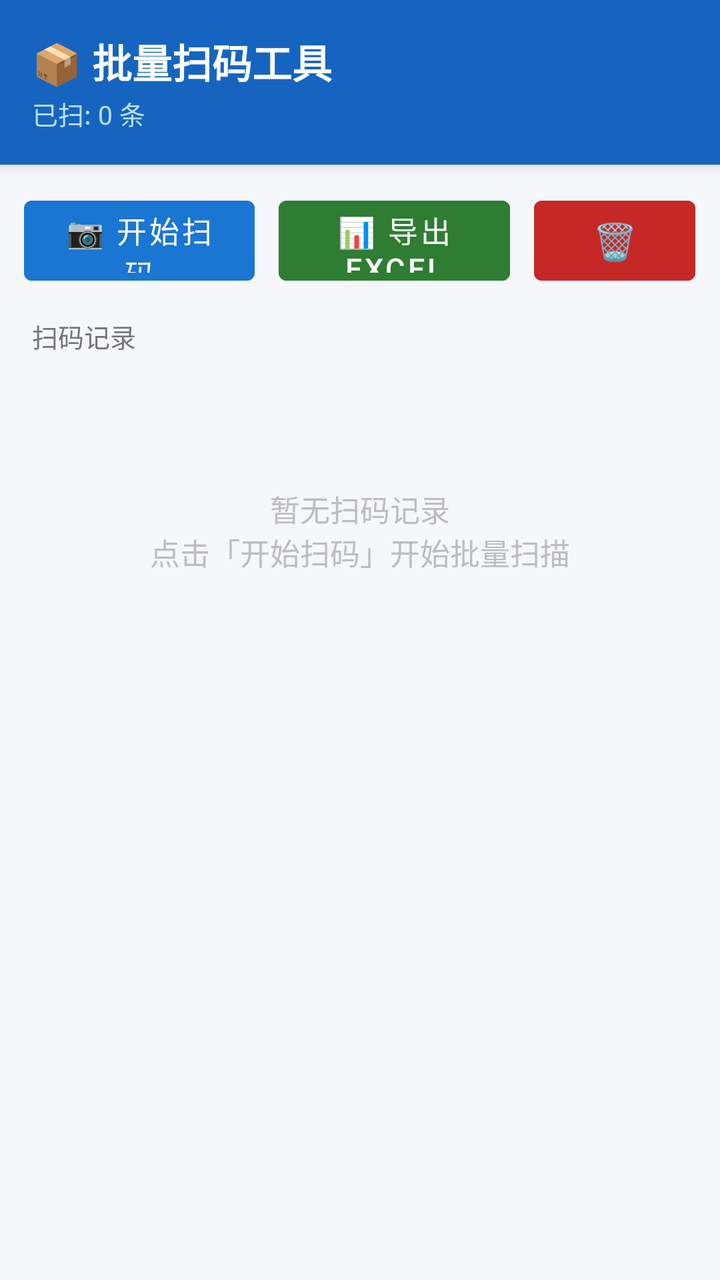
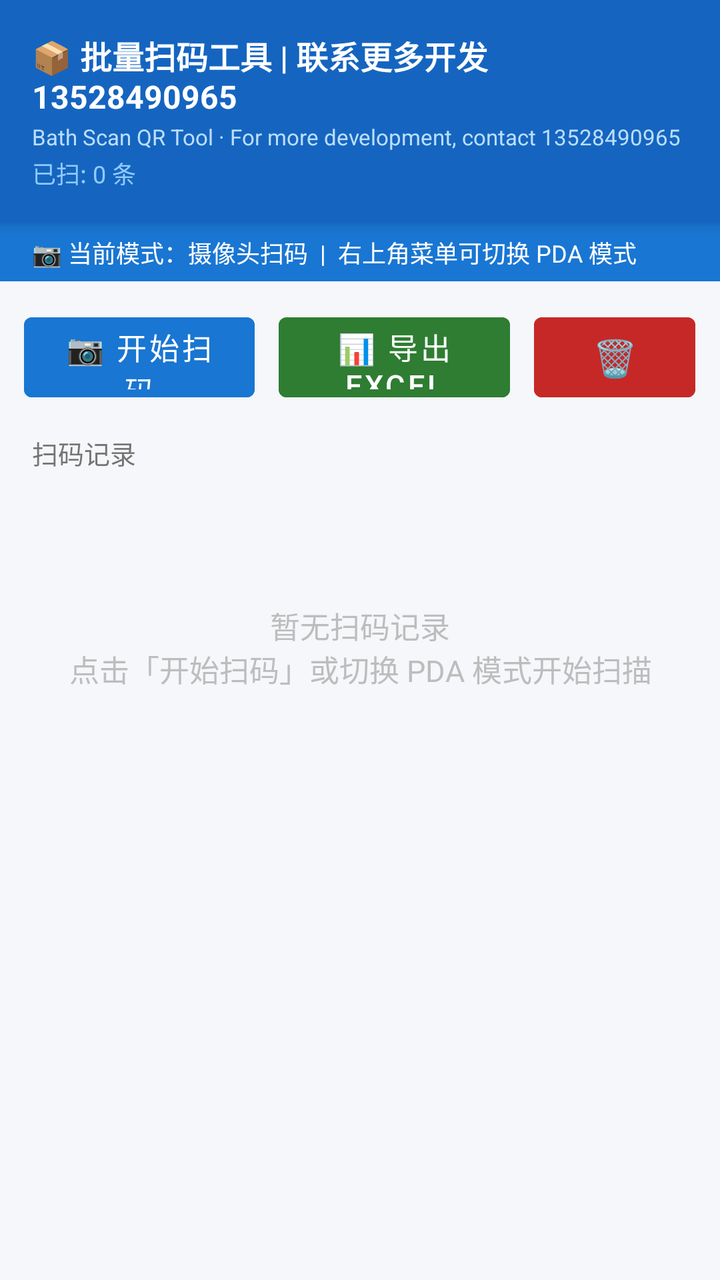

Compare the two renders of this Android layout. The source of the first and the diff that turns it into the second are given below.
<!-- AndroidManifest.xml: application theme Theme.QRScanner -->
<!-- res/layout/activity_main.xml -->
<?xml version="1.0" encoding="utf-8"?>
<androidx.constraintlayout.widget.ConstraintLayout
    xmlns:android="http://schemas.android.com/apk/res/android"
    xmlns:app="http://schemas.android.com/apk/res-auto"
    android:layout_width="match_parent"
    android:layout_height="match_parent"
    android:background="#F5F7FA">

    
    <LinearLayout
        android:id="@+id/toolbar"
        android:layout_width="0dp"
        android:layout_height="wrap_content"
        android:background="#1565C0"
        android:orientation="vertical"
        android:paddingStart="16dp"
        android:paddingEnd="16dp"
        android:paddingTop="16dp"
        android:paddingBottom="16dp"
        android:elevation="4dp"
        app:layout_constraintTop_toTopOf="parent"
        app:layout_constraintStart_toStartOf="parent"
        app:layout_constraintEnd_toEndOf="parent">

        <TextView
            android:layout_width="wrap_content"
            android:layout_height="wrap_content"
            android:text="📦 批量扫码工具"
            android:textColor="#FFFFFF"
            android:textSize="20sp"
            android:textStyle="bold" />

        <TextView
            android:id="@+id/tvCounter"
            android:layout_width="wrap_content"
            android:layout_height="wrap_content"
            android:text="已扫: 0 条"
            android:textColor="#BBDEFB"
            android:textSize="13sp"
            android:layout_marginTop="2dp" />
    </LinearLayout>

    
    <LinearLayout
        android:id="@+id/btnLayout"
        android:layout_width="0dp"
        android:layout_height="wrap_content"
        android:orientation="horizontal"
        android:padding="12dp"
        android:gravity="center"
        app:layout_constraintTop_toBottomOf="@id/toolbar"
        app:layout_constraintStart_toStartOf="parent"
        app:layout_constraintEnd_toEndOf="parent">

        <Button
            android:id="@+id/btnScan"
            android:layout_width="0dp"
            android:layout_height="52dp"
            android:layout_weight="1"
            android:layout_marginEnd="6dp"
            android:text="📷 开始扫码"
            android:textSize="15sp"
            android:textColor="#FFFFFF"
            android:backgroundTint="#1976D2"
            android:stateListAnimator="@null" />

        <Button
            android:id="@+id/btnExport"
            android:layout_width="0dp"
            android:layout_height="52dp"
            android:layout_weight="1"
            android:layout_marginStart="6dp"
            android:layout_marginEnd="6dp"
            android:text="📊 导出Excel"
            android:textSize="15sp"
            android:textColor="#FFFFFF"
            android:backgroundTint="#2E7D32"
            android:enabled="false"
            android:stateListAnimator="@null" />

        <Button
            android:id="@+id/btnClear"
            android:layout_width="0dp"
            android:layout_height="52dp"
            android:layout_weight="0.7"
            android:layout_marginStart="6dp"
            android:text="🗑️"
            android:textSize="18sp"
            android:textColor="#FFFFFF"
            android:backgroundTint="#C62828"
            android:enabled="false"
            android:stateListAnimator="@null" />

    </LinearLayout>

    
    <TextView
        android:id="@+id/tvListTitle"
        android:layout_width="0dp"
        android:layout_height="wrap_content"
        android:text="扫码记录"
        android:textSize="13sp"
        android:textColor="#757575"
        android:paddingStart="16dp"
        android:paddingEnd="16dp"
        android:paddingBottom="6dp"
        app:layout_constraintTop_toBottomOf="@id/btnLayout"
        app:layout_constraintStart_toStartOf="parent"
        app:layout_constraintEnd_toEndOf="parent" />

    
    <TextView
        android:id="@+id/tvEmpty"
        android:layout_width="0dp"
        android:layout_height="wrap_content"
        android:text="暂无扫码记录\n点击「开始扫码」开始批量扫描"
        android:textSize="15sp"
        android:textColor="#BDBDBD"
        android:gravity="center"
        android:paddingTop="60dp"
        android:visibility="visible"
        app:layout_constraintTop_toBottomOf="@id/tvListTitle"
        app:layout_constraintStart_toStartOf="parent"
        app:layout_constraintEnd_toEndOf="parent" />

    
    <androidx.recyclerview.widget.RecyclerView
        android:id="@+id/recyclerView"
        android:layout_width="0dp"
        android:layout_height="0dp"
        android:paddingStart="8dp"
        android:paddingEnd="8dp"
        android:paddingBottom="8dp"
        android:clipToPadding="false"
        app:layout_constraintTop_toBottomOf="@id/tvListTitle"
        app:layout_constraintBottom_toBottomOf="parent"
        app:layout_constraintStart_toStartOf="parent"
        app:layout_constraintEnd_toEndOf="parent" />

</androidx.constraintlayout.widget.ConstraintLayout>
<!-- resources referenced by this layout -->
<resources>
  <style name="Theme.QRScanner" parent="Theme.MaterialComponents.Light.NoActionBar">
          <item name="colorPrimary">#1565C0</item>
          <item name="colorPrimaryVariant">#0D47A1</item>
          <item name="colorOnPrimary">#FFFFFF</item>
          <item name="colorSecondary">#2E7D32</item>
          <item name="android:windowBackground">#F5F7FA</item>
      </style>
</resources>

<!-- the commit's change to res/layout/activity_main.xml (unified diff, before → after) -->
@@ -6,7 +6,6 @@
     android:layout_height="match_parent"
     android:background="#F5F7FA">
 
-    
     <LinearLayout
         android:id="@+id/toolbar"
         android:layout_width="0dp"
@@ -25,22 +24,47 @@
         <TextView
             android:layout_width="wrap_content"
             android:layout_height="wrap_content"
-            android:text="📦 批量扫码工具"
+            android:text="📦 批量扫码工具 | 联系更多开发 13528490965"
             android:textColor="#FFFFFF"
-            android:textSize="20sp"
+            android:textSize="16sp"
             android:textStyle="bold" />
+
+        <TextView
+            android:layout_width="wrap_content"
+            android:layout_height="wrap_content"
+            android:text="Bath Scan QR Tool · For more development, contact 13528490965"
+            android:textColor="#BBDEFB"
+            android:textSize="11sp"
+            android:layout_marginTop="2dp" />
 
         <TextView
             android:id="@+id/tvCounter"
             android:layout_width="wrap_content"
             android:layout_height="wrap_content"
             android:text="已扫: 0 条"
-            android:textColor="#BBDEFB"
-            android:textSize="13sp"
+            android:textColor="#90CAF9"
+            android:textSize="12sp"
             android:layout_marginTop="2dp" />
+
     </LinearLayout>
 
     
+    <TextView
+        android:id="@+id/tvModeBar"
+        android:layout_width="0dp"
+        android:layout_height="wrap_content"
+        android:text="📷 当前模式：摄像头扫码  |  右上角菜单可切换 PDA 模式"
+        android:textSize="12sp"
+        android:textColor="#FFFFFF"
+        android:background="#1976D2"
+        android:paddingStart="16dp"
+        android:paddingEnd="16dp"
+        android:paddingTop="6dp"
+        android:paddingBottom="6dp"
+        app:layout_constraintTop_toBottomOf="@id/toolbar"
+        app:layout_constraintStart_toStartOf="parent"
+        app:layout_constraintEnd_toEndOf="parent" />
+
     <LinearLayout
         android:id="@+id/btnLayout"
         android:layout_width="0dp"
@@ -48,7 +72,7 @@
         android:orientation="horizontal"
         android:padding="12dp"
         android:gravity="center"
-        app:layout_constraintTop_toBottomOf="@id/toolbar"
+        app:layout_constraintTop_toBottomOf="@id/tvModeBar"
         app:layout_constraintStart_toStartOf="parent"
         app:layout_constraintEnd_toEndOf="parent">
 
@@ -93,7 +117,6 @@
 
     </LinearLayout>
 
-    
     <TextView
         android:id="@+id/tvListTitle"
         android:layout_width="0dp"
@@ -108,12 +131,11 @@
         app:layout_constraintStart_toStartOf="parent"
         app:layout_constraintEnd_toEndOf="parent" />
 
-    
     <TextView
         android:id="@+id/tvEmpty"
         android:layout_width="0dp"
         android:layout_height="wrap_content"
-        android:text="暂无扫码记录\n点击「开始扫码」开始批量扫描"
+        android:text="暂无扫码记录\n点击「开始扫码」或切换 PDA 模式开始扫描"
         android:textSize="15sp"
         android:textColor="#BDBDBD"
         android:gravity="center"
@@ -123,7 +145,6 @@
         app:layout_constraintStart_toStartOf="parent"
         app:layout_constraintEnd_toEndOf="parent" />
 
-    
     <androidx.recyclerview.widget.RecyclerView
         android:id="@+id/recyclerView"
         android:layout_width="0dp"
